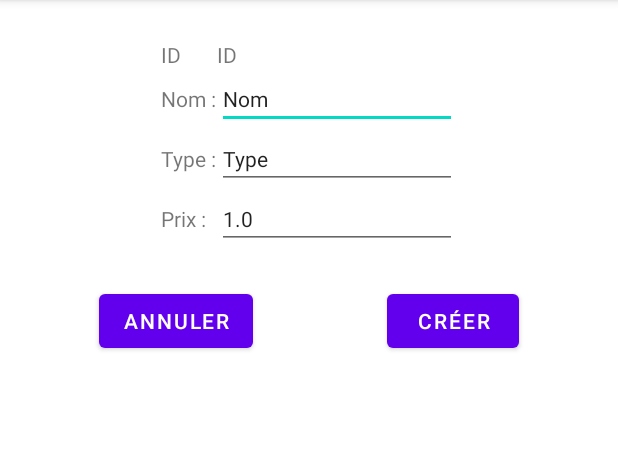
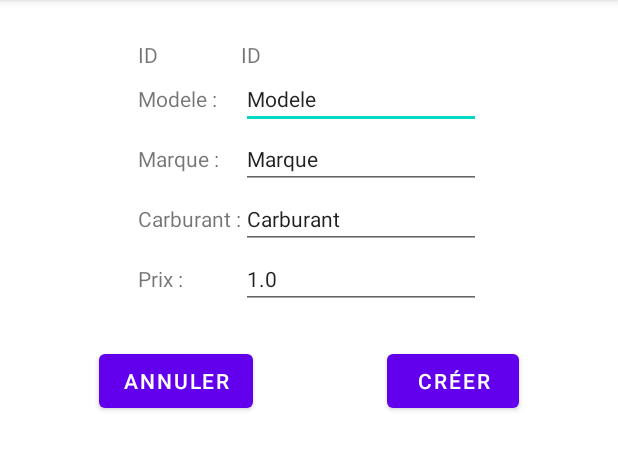
Before and after one commit to Cassandradlm/TPGr5MSI, an Android app: the screen it shows after launch (EditActivity before the commit, EditVoitureActivity after it), after a tap on an icon or button, on a phone screen of 412 x 824 dp, the part 84-554 px from its top. Run offline under Robolectric (Android 15) with nearby library versions, the phone set to English and light mode, and no system bars.

Commit message:
second push

```diff
--- a/app/src/main/AndroidManifest.xml
+++ b/app/src/main/AndroidManifest.xml
@@ -1,6 +1,8 @@
 <?xml version="1.0" encoding="utf-8"?>
 <manifest xmlns:android="http://schemas.android.com/apk/res/android"
     xmlns:tools="http://schemas.android.com/tools">
+
+    <uses-permission android:name="android.permission.INTERNET" />
 
     <application
         android:allowBackup="true"
@@ -13,7 +15,7 @@
         android:theme="@style/Theme.TPGr5MSI"
         tools:targetApi="31">
         <activity
-            android:name=".EditActivity"
+            android:name=".EditVoitureActivity"
             android:exported="false" />
         <activity
             android:name=".MainActivity"
--- a/app/src/main/java/com/example/tpgr5msi/ConnectionRest.java
+++ b/app/src/main/java/com/example/tpgr5msi/Connection_REST_API.java
@@ -16,10 +16,9 @@ import java.net.HttpURLConnection;
 import java.net.URL;
 import java.net.URLEncoder;
 import java.util.ArrayList;
-import java.util.List;
 
-public class ConnectionRest extends AsyncTask<String, Void, String> {
-    private final static String URL = "https://api.munier.me/gr0/product/";
+public class Connection_REST_API extends AsyncTask<String, Void, String> {
+    private final static String URL = "https://api.munier.me/gr141831/voiture/";
     private JSONObject jsonObj = null;
 
     protected String doInBackground(String... strings) {
@@ -86,12 +85,12 @@ public class ConnectionRest extends AsyncTask<String, Void, String> {
         return response.toString();
     }
 
-    public ArrayList<Product> parse(final String json) {
+    public ArrayList<Voiture_class> parse(final String json) {
         try {
             final ArrayList products = new ArrayList<>();
             final JSONArray jProductArray = new JSONArray(json);
             for (int i = 0; i < jProductArray.length(); i++) {
-                products.add(new Product(jProductArray.optJSONObject(i)));
+                products.add(new Voiture_class(jProductArray.optJSONObject(i)));
             }
 
             return products;
--- a/app/src/main/java/com/example/tpgr5msi/EditActivity.java
+++ /dev/null
@@ -1,90 +0,0 @@
-package com.example.tpgr5msi;
-
-import androidx.appcompat.app.AppCompatActivity;
-
-import android.content.Intent;
-import android.os.Bundle;
-import android.view.View;
-import android.widget.Button;
-import android.widget.EditText;
-import android.widget.TextView;
-
-import org.json.JSONException;
-import org.json.JSONObject;
-
-public class EditActivity extends AppCompatActivity {
-
-    @Override
-    protected void onCreate(Bundle savedInstanceState) {
-        super.onCreate(savedInstanceState);
-        setContentView(R.layout.activity_edit);
-
-        final int id = getIntent().getIntExtra("id", 0);
-        String name = getIntent().getStringExtra("name");
-        String type = getIntent().getStringExtra("type");
-        double price = getIntent().getDoubleExtra("price", 1.0);
-
-        final EditText nameEditTxt = (EditText) findViewById(R.id.nameEditTxt);
-        final EditText typeEditTxt = (EditText) findViewById(R.id.typeEditTxt);
-        final EditText priceEditTxt = (EditText) findViewById(R.id.priceEditTxt);
-        TextView idTxt = (TextView) findViewById(R.id.textview_id);
-
-        Button buttonCancel = (Button) findViewById(R.id.button_cancel);
-        Button buttonOk = (Button) findViewById(R.id.button_ok);
-
-        if(id!=0){
-            idTxt.setText(""+id);
-            nameEditTxt.setText(name);
-            typeEditTxt.setText(type);
-            priceEditTxt.setText(""+price);
-            buttonCancel.setText("Supprimer");
-            buttonOk.setText("Modifier");
-        }
-
-        buttonCancel.setOnClickListener(new View.OnClickListener() {
-            @Override
-            public void onClick(View v) {
-                if(id!=0){ // Suppression
-                    try {
-                        com.example.tpgr5msi.ConnectionRest connectionRest = new com.example.tpgr5msi.ConnectionRest();
-                        JSONObject product = new JSONObject();
-                        product.put("id", id);
-                        connectionRest.setJsonObj(product);
-                        connectionRest.execute("DELETE");
-                    } catch (JSONException e) {
-                        e.printStackTrace();
-                    }
-                }
-                Intent intent = new Intent(EditActivity.this, com.example.tpgr5msi.MainActivity.class);
-                startActivity(intent);
-            }
-        });
-
-        buttonOk.setOnClickListener(new View.OnClickListener() {
-            @Override
-            public void onClick(View v) {
-                try {
-                    com.example.tpgr5msi.ConnectionRest connectionRest = new com.example.tpgr5msi.ConnectionRest();
-                    JSONObject product = new JSONObject();
-                    if(id!=0){
-                        product.put("id", id);
-                    }
-                    product.put("name", nameEditTxt.getText().toString());
-                    product.put("type", typeEditTxt.getText().toString());
-                    product.put("price", Double.parseDouble(priceEditTxt.getText().toString()));
-                    connectionRest.setJsonObj(product);
-                    if(id!=0){
-                        connectionRest.execute("PUT"); // Modification
-                    }else {
-                        connectionRest.execute("POST"); // Création
-                    }
-
-                    Intent intent = new Intent(EditActivity.this, com.example.tpgr5msi.MainActivity.class);
-                    startActivity(intent);
-                } catch (JSONException e) {
-                    e.printStackTrace();
-                }
-            }
-        });
-    }
-}
--- /dev/null
+++ b/app/src/main/java/com/example/tpgr5msi/EditVoitureActivity.java
@@ -0,0 +1,94 @@
+package com.example.tpgr5msi;
+
+import androidx.appcompat.app.AppCompatActivity;
+
+import android.content.Intent;
+import android.os.Bundle;
+import android.view.View;
+import android.widget.Button;
+import android.widget.EditText;
+import android.widget.TextView;
+
+import org.json.JSONException;
+import org.json.JSONObject;
+
+public class EditVoitureActivity extends AppCompatActivity {
+
+    @Override
+    protected void onCreate(Bundle savedInstanceState) {
+        super.onCreate(savedInstanceState);
+        setContentView(R.layout.activity_edit_voiture);
+
+        final int id = getIntent().getIntExtra("id", 0);
+        String modele = getIntent().getStringExtra("modele");
+        String Marque = getIntent().getStringExtra("Marque");
+        String Carburant = getIntent().getStringExtra("Carburant");
+        double prix = getIntent().getDoubleExtra("prix", 1.0);
+
+        final EditText modeleEditTxt = (EditText) findViewById(R.id.modeleEditTxt);
+        final EditText marqueEditTxt = (EditText) findViewById(R.id.marqueEditTxt);
+        final EditText carburantEditTxt = (EditText) findViewById(R.id.carburantEditTxt);
+        final EditText prixEditTxt = (EditText) findViewById(R.id.prixEditTxt);
+        TextView idTxt = (TextView) findViewById(R.id.textview_id);
+
+        Button buttonCancel = (Button) findViewById(R.id.button_cancel);
+        Button buttonOk = (Button) findViewById(R.id.button_ok);
+
+        if(id!=0){
+            idTxt.setText(""+id);
+            modeleEditTxt.setText(modele);
+            marqueEditTxt.setText(Marque);
+            carburantEditTxt.setText(Carburant);
+            prixEditTxt.setText(String.valueOf(prix));
+            buttonCancel.setText("Supprimer");
+            buttonOk.setText("Valider");
+        }
+
+        buttonCancel.setOnClickListener(new View.OnClickListener() {
+            @Override
+            public void onClick(View v) {
+                if(id!=0){ // Suppression
+                    try {
+                        Connection_REST_API connectionRest = new Connection_REST_API();
+                        JSONObject voiture = new JSONObject();
+                        voiture.put("id", id);
+                        connectionRest.setJsonObj(voiture);
+                        connectionRest.execute("DELETE");
+                    } catch (JSONException e) {
+                        e.printStackTrace();
+                    }
+                }
+                Intent intent = new Intent(EditVoitureActivity.this, com.example.tpgr5msi.MainActivity.class);
+                startActivity(intent);
+            }
+        });
+
+        buttonOk.setOnClickListener(new View.OnClickListener() {
+            @Override
+            public void onClick(View v) {
+                try {
+                    Connection_REST_API connectionRest = new Connection_REST_API();
+                    JSONObject voiture = new JSONObject();
+                    if(id!=0){
+                        voiture.put("id", id);
+                    }
+                    voiture.put("modele", modeleEditTxt.getText().toString());
+                    voiture.put("Marque", marqueEditTxt.getText().toString());
+                    voiture.put("Carburant", carburantEditTxt.getText().toString());
+                    voiture.put("prix", Double.parseDouble(prixEditTxt.getText().toString()));
+                    connectionRest.setJsonObj(voiture);
+                    if(id!=0){
+                        connectionRest.execute("PUT"); // Modification
+                    }else {
+                        connectionRest.execute("POST"); // Création
+                    }
+
+                    Intent intent = new Intent(EditVoitureActivity.this, com.example.tpgr5msi.MainActivity.class);
+                    startActivity(intent);
+                } catch (JSONException e) {
+                    e.printStackTrace();
+                }
+            }
+        });
+    }
+}
--- a/app/src/main/java/com/example/tpgr5msi/MainActivity.java
+++ b/app/src/main/java/com/example/tpgr5msi/MainActivity.java
@@ -2,16 +2,13 @@ package com.example.tpgr5msi;
 
 import android.content.Intent;
 import android.os.Bundle;
-import com.google.android.material.snackbar.Snackbar;
+
 import androidx.appcompat.app.AppCompatActivity;
 import android.view.View;
 import android.widget.AdapterView;
 import android.widget.ListView;
 
 import com.example.tpgr5msi.databinding.ActivityMainBinding;
-
-import org.json.JSONException;
-import org.json.JSONObject;
 
 import java.util.ArrayList;
 import java.util.concurrent.ExecutionException;
@@ -26,34 +23,21 @@ public class MainActivity extends AppCompatActivity {
         binding = ActivityMainBinding.inflate(getLayoutInflater());
         setContentView(binding.getRoot());
 
-/*
-        try {
-            JSONObject json = new JSONObject();
-            json.put("id",39);
-            json.put("name","Pomme");
-            json.put("type","Fruit");
-            json.put("price",10.0);
-            ConnectionRest connectionRest = new ConnectionRest();
-            //connectionRest.setJsonObj(json);
-            connectionRest.execute("GET");
-
-        } catch (JSONException e) {
-            e.printStackTrace();
-        }*/
-        ArrayList<Product> listData = getListData();
+        ArrayList<Voiture_class> listData = getListData();
         final ListView listView = (ListView) findViewById(R.id.listView);
-        listView.setAdapter(new CustomListAdapter(this, listData));
+        listView.setAdapter(new ListAdapter(this, listData));
 
         listView.setOnItemClickListener(new AdapterView.OnItemClickListener() {
             @Override
             public void onItemClick(AdapterView<?> a, View v, int position, long id) {
                 Object o = listView.getItemAtPosition(position);
-                Product upload = (Product) o;
-                Intent intent = new Intent(MainActivity.this, EditActivity.class);
+                Voiture_class upload = (Voiture_class) o;
+                Intent intent = new Intent(MainActivity.this, EditVoitureActivity.class);
                 intent.putExtra("id", upload.getId());
-                intent.putExtra("name", upload.getName());
-                intent.putExtra("type", upload.getType());
-                intent.putExtra("price", upload.getPrice());
+                intent.putExtra("modele", upload.getModele());
+                intent.putExtra("Marque", upload.getMarque());
+                intent.putExtra("Carburant", upload.getCarburant());
+                intent.putExtra("prix", upload.getPrix());
                 startActivity(intent);
             }
         });
@@ -61,15 +45,15 @@ public class MainActivity extends AppCompatActivity {
         binding.fab.setOnClickListener(new View.OnClickListener() {
             @Override
             public void onClick(View view) {
-                Intent intent = new Intent(MainActivity.this, EditActivity.class);
+                Intent intent = new Intent(MainActivity.this, EditVoitureActivity.class);
                 startActivity(intent);
             }
         });
     }
 
-    public ArrayList<Product> getListData(){
+    public ArrayList<Voiture_class> getListData(){
         try{
-            ConnectionRest connectionRest = new ConnectionRest();
+            Connection_REST_API connectionRest = new Connection_REST_API();
             connectionRest.execute("GET");
             String listJsonObjs = connectionRest.get();
             if(listJsonObjs != null) {
--- a/app/src/main/res/layout/activity_edit.xml
+++ b/app/src/main/res/layout/activity_edit_voiture.xml
@@ -4,7 +4,7 @@
     xmlns:tools="http://schemas.android.com/tools"
     android:layout_width="match_parent"
     android:layout_height="match_parent"
-    tools:context=".EditActivity">
+    tools:context=".EditVoitureActivity">
 
     <TableLayout
         android:id="@+id/tableLayout"
@@ -42,19 +42,19 @@
             android:layout_height="match_parent">
 
             <TextView
-                android:id="@+id/textview_name"
+                android:id="@+id/textview_modele"
                 android:layout_width="wrap_content"
                 android:layout_height="wrap_content"
-                android:text="Nom :"
+                android:text="Modele :"
                 android:textSize="14sp" />
 
             <EditText
-                android:id="@+id/nameEditTxt"
+                android:id="@+id/modeleEditTxt"
                 android:layout_width="wrap_content"
                 android:layout_height="wrap_content"
                 android:ems="10"
                 android:inputType="textPersonName"
-                android:text="Nom"
+                android:text="Modele"
                 android:textSize="14sp" />
         </TableRow>
 
@@ -63,19 +63,19 @@
             android:layout_height="match_parent">
 
             <TextView
-                android:id="@+id/textview_type"
+                android:id="@+id/textview_marque"
                 android:layout_width="wrap_content"
                 android:layout_height="wrap_content"
-                android:text="Type :"
+                android:text="Marque :"
                 android:textSize="14sp" />
 
             <EditText
-                android:id="@+id/typeEditTxt"
+                android:id="@+id/marqueEditTxt"
                 android:layout_width="wrap_content"
                 android:layout_height="wrap_content"
                 android:ems="10"
                 android:inputType="textPersonName"
-                android:text="Type"
+                android:text="Marque"
                 android:textSize="14sp" />
         </TableRow>
 
@@ -84,14 +84,35 @@
             android:layout_height="match_parent">
 
             <TextView
-                android:id="@+id/textview_price"
+                android:id="@+id/textview_carburant"
+                android:layout_width="wrap_content"
+                android:layout_height="wrap_content"
+                android:text="Carburant :"
+                android:textSize="14sp" />
+
+            <EditText
+                android:id="@+id/carburantEditTxt"
+                android:layout_width="wrap_content"
+                android:layout_height="wrap_content"
+                android:ems="10"
+                android:inputType="textPersonName"
+                android:text="Carburant"
+                android:textSize="14sp" />
+        </TableRow>
+
+        <TableRow
+            android:layout_width="match_parent"
+            android:layout_height="match_parent">
+
+            <TextView
+                android:id="@+id/textview_prix"
                 android:layout_width="wrap_content"
                 android:layout_height="wrap_content"
                 android:text="Prix :"
                 android:textSize="14sp" />
 
             <EditText
-                android:id="@+id/priceEditTxt"
+                android:id="@+id/prixEditTxt"
                 android:layout_width="wrap_content"
                 android:layout_height="wrap_content"
                 android:ems="10"
```
Also changed, not shown: app/src/main/java/com/example/tpgr5msi/ListAdapter.java (renamed from app/src/main/java/com/example/tpgr5msi/CustomListAdapter.java, +14 -17 lines), app/src/main/java/com/example/tpgr5msi/Product.java (deleted, +0 -21 lines), app/src/main/java/com/example/tpgr5msi/Voiture_class.java (added, +38 -0 lines), app/src/main/res/layout/activity_custom_list_view.xml (+23 -8 lines).
